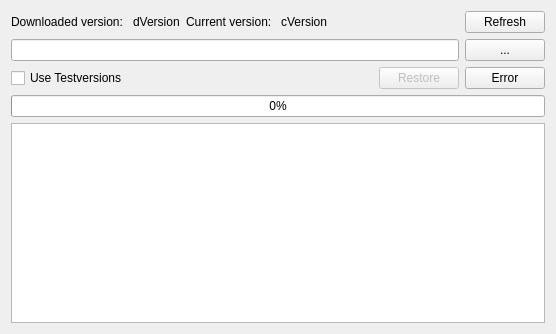
This is mainwindow.ui in FusionLauncher/FusionUpdater as Qt 5 draws it before an edit. The edited form follows.
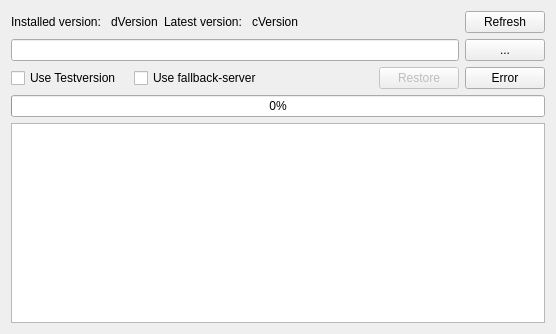
This is the edited form.

Commit message:
Possibility to change to a Fallbackserver
(Which is my Webspace)

Diff of the .ui file:
```diff
--- a/mainwindow.ui
+++ b/mainwindow.ui
@@ -45,7 +45,7 @@
        <item>
         <widget class="QLabel" name="label">
          <property name="text">
-          <string>Downloaded version: </string>
+          <string>Installed version: </string>
          </property>
         </widget>
        </item>
@@ -59,7 +59,7 @@
        <item>
         <widget class="QLabel" name="label_2">
          <property name="text">
-          <string>Current version: </string>
+          <string>Latest version: </string>
          </property>
         </widget>
        </item>
@@ -143,7 +143,21 @@
        <item>
         <widget class="QCheckBox" name="cb_useNightly">
          <property name="text">
-          <string>Use Testversions</string>
+          <string>Use Testversion</string>
+         </property>
+        </widget>
+       </item>
+       <item>
+        <widget class="Line" name="line">
+         <property name="orientation">
+          <enum>Qt::Horizontal</enum>
+         </property>
+        </widget>
+       </item>
+       <item>
+        <widget class="QCheckBox" name="cb_alternateServer">
+         <property name="text">
+          <string>Use fallback-server</string>
          </property>
         </widget>
        </item>
```
The commit also changes 2 other files.
